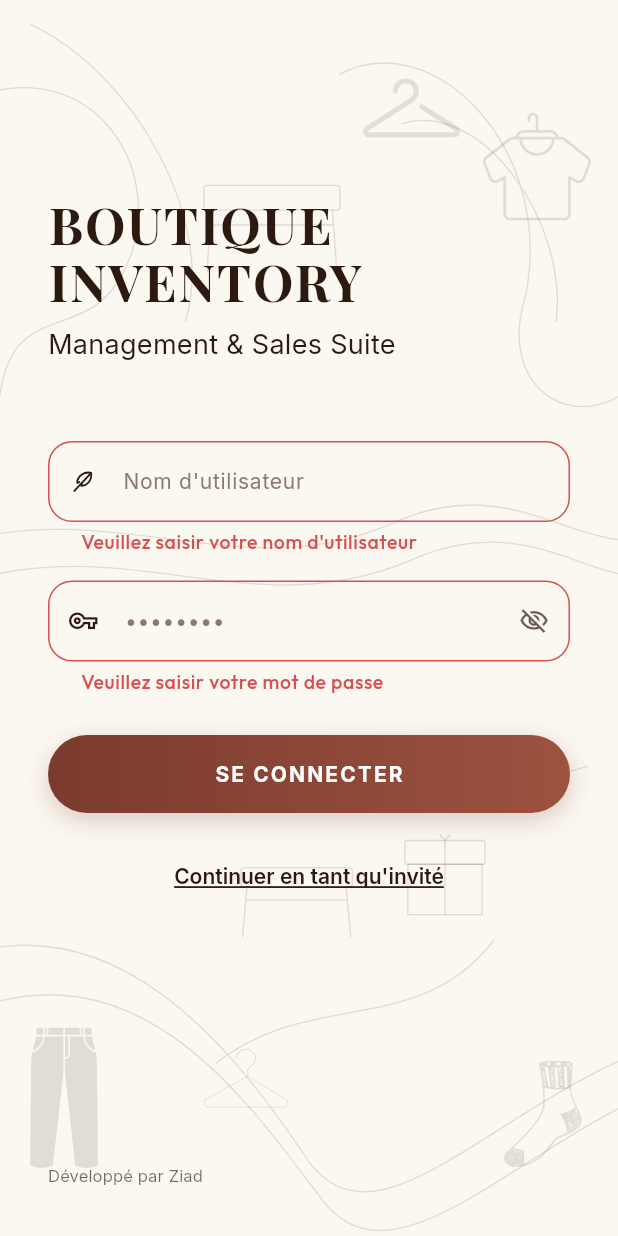
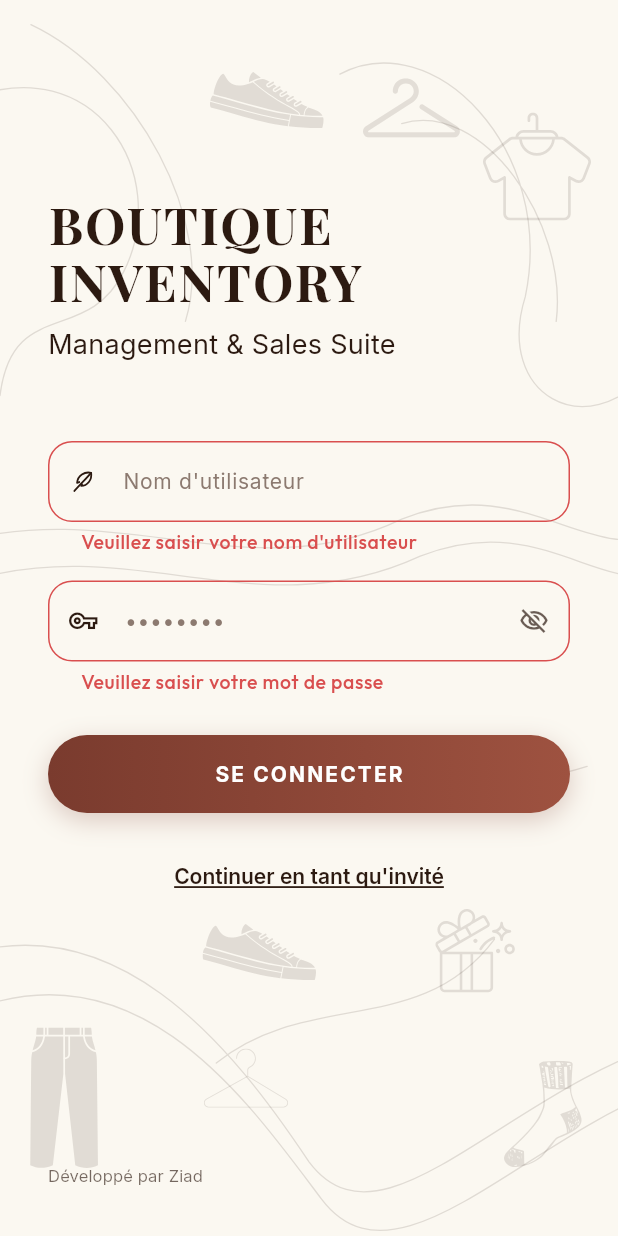
Before and after one commit to myopenducks/Yacine-Halab, a Flutter app: the screen it shows after launch, after a tap on "SE CONNECTER", on a phone screen of 412 x 824 dp. Run offline on Flutter 3.47's test engine with Material 3 defaults, Android fonts, the phone set to English and light mode, and no system bars; our stand-ins replace dio, flutter_riverpod, flutter_secure_storage, flutter_svg, go_router, google_fonts and 2 more.

Commit message:
feat(ui): replace code tables & giftboxes with Vector (3) & Vector (4) SVGs

```diff
--- a/clothing-store/mobile/lib/features/auth/presentation/login_screen.dart
+++ b/clothing-store/mobile/lib/features/auth/presentation/login_screen.dart
@@ -98,6 +98,26 @@ class _LoginScreenState extends ConsumerState<LoginScreen> {
             ),
           ),
 
+          // Top-center authentic boutique table SVG (Vector (4).svg)
+          Positioned(
+            top: 48,
+            left: 140,
+            child: IgnorePointer(
+              child: Opacity(
+                opacity: 0.12,
+                child: SvgPicture.asset(
+                  'assets/icon/Vector (4).svg',
+                  width: 76,
+                  height: 38,
+                  colorFilter: const ColorFilter.mode(
+                    _deepEspresso,
+                    BlendMode.srcIn,
+                  ),
+                ),
+              ),
+            ),
+          ),
+
           // Top-right boutique garment SVG
           Positioned(
             top: 75,
@@ -129,6 +149,46 @@ class _LoginScreenState extends ConsumerState<LoginScreen> {
                   'assets/icon/Group (1).svg',
                   width: 65,
                   height: 40,
+                  colorFilter: const ColorFilter.mode(
+                    _deepEspresso,
+                    BlendMode.srcIn,
+                  ),
+                ),
+              ),
+            ),
+          ),
+
+          // Middle authentic boutique table SVG (Vector (4).svg)
+          Positioned(
+            bottom: 170,
+            left: 135,
+            child: IgnorePointer(
+              child: Opacity(
+                opacity: 0.12,
+                child: SvgPicture.asset(
+                  'assets/icon/Vector (4).svg',
+                  width: 76,
+                  height: 38,
+                  colorFilter: const ColorFilter.mode(
+                    _deepEspresso,
+                    BlendMode.srcIn,
+                  ),
+                ),
+              ),
+            ),
+          ),
+
+          // Middle authentic boutique gift box SVG (Vector (3).svg)
+          Positioned(
+            bottom: 162,
+            right: 68,
+            child: IgnorePointer(
+              child: Opacity(
+                opacity: 0.12,
+                child: SvgPicture.asset(
+                  'assets/icon/Vector (3).svg',
+                  width: 54,
+                  height: 56,
                   colorFilter: const ColorFilter.mode(
                     _deepEspresso,
                     BlendMode.srcIn,
--- a/clothing-store/mobile/lib/features/auth/presentation/widgets/boutique_background_painter.dart
+++ b/clothing-store/mobile/lib/features/auth/presentation/widgets/boutique_background_painter.dart
@@ -1,7 +1,7 @@
 import 'package:flutter/material.dart';
 
-/// CustomPainter drawing rich, luxurious boutique flourishes (زخرفة),
-/// flowing contour curves, display tables, and interconnected decorative arcs.
+/// CustomPainter drawing solely the elegant, flowing boutique flourish lines (خطوط الزخرفة)
+/// framing the composition with delicate, curved contour ribbons.
 class BoutiqueBackgroundPainter extends CustomPainter {
   const BoutiqueBackgroundPainter({
     this.strokeColor = const Color(0xFF2C1A11),
@@ -24,7 +24,7 @@ class BoutiqueBackgroundPainter extends CustomPainter {
     final h = size.height;
 
     // ─────────────────────────────────────────────────────────────
-    // 1. TOP & HEADER ORNAMENTAL FLOURISHES (زخرفة علوية)
+    // 1. TOP & HEADER FLOURISH CURVES (زخرفة علوية انسيابية)
     // ─────────────────────────────────────────────────────────────
 
     // Top-left cascading decorative swirl arc
@@ -36,26 +36,7 @@ class BoutiqueBackgroundPainter extends CustomPainter {
       ..cubicTo(w * 0.22, h * 0.06, w * 0.35, h * 0.18, w * 0.30, h * 0.26);
     canvas.drawPath(pTopLeft, paint);
 
-    // Top Center Table / Display Bench
-    final tableTop = Rect.fromCenter(
-      center: Offset(w * 0.44, h * 0.16),
-      width: w * 0.22,
-      height: h * 0.020,
-    );
-    canvas.drawRRect(
-      RRect.fromRectAndRadius(tableTop, const Radius.circular(2)),
-      paint,
-    );
-    final pTableLegs = Path()
-      ..moveTo(tableTop.left + 5, tableTop.bottom)
-      ..lineTo(tableTop.left + 2, tableTop.bottom + h * 0.050)
-      ..moveTo(tableTop.right - 5, tableTop.bottom)
-      ..lineTo(tableTop.right - 2, tableTop.bottom + h * 0.050)
-      ..moveTo(tableTop.left + 4, tableTop.bottom + h * 0.012)
-      ..lineTo(tableTop.right - 4, tableTop.bottom + h * 0.012);
-    canvas.drawPath(pTableLegs, paint);
-
-    // Top-right flowing decorative waves framing title
+    // Top-right flowing decorative waves framing the title
     final pTopRightWave = Path()
       ..moveTo(w * 0.55, h * 0.06)
       ..cubicTo(w * 0.70, h * 0.02, w * 0.90, h * 0.12, w * 0.85, h * 0.24)
@@ -65,7 +46,7 @@ class BoutiqueBackgroundPainter extends CustomPainter {
     canvas.drawPath(pTopRightWave, paint);
 
     // ─────────────────────────────────────────────────────────────
-    // 2. MID-SECTION INTERCONNECTING RIBBONS & ARCS (زخرفة وسطى)
+    // 2. MID-SECTION INTERCONNECTING RIBBONS (زخرفة وسطى)
     // ─────────────────────────────────────────────────────────────
 
     // Sweeping luxury ribbon behind title and above inputs
@@ -79,31 +60,8 @@ class BoutiqueBackgroundPainter extends CustomPainter {
     canvas.drawPath(pMidRibbon, paint);
 
     // ─────────────────────────────────────────────────────────────
-    // 3. BOTTOM SECTION DECORATIVE CONTOURS & VIGNETTES (زخرفة سفلية)
+    // 3. BOTTOM SECTION DECORATIVE CONTOURS (زخرفة سفلية)
     // ─────────────────────────────────────────────────────────────
-
-    // Center Display Table (below buttons)
-    final tableBottom = Rect.fromCenter(
-      center: Offset(w * 0.48, h * 0.71),
-      width: w * 0.18,
-      height: h * 0.016,
-    );
-    canvas.drawRRect(
-      RRect.fromRectAndRadius(tableBottom, const Radius.circular(2)),
-      paint,
-    );
-    final pTableBtmLegs = Path()
-      ..moveTo(tableBottom.left + 4, tableBottom.bottom)
-      ..lineTo(tableBottom.left + 1, tableBottom.bottom + h * 0.040)
-      ..moveTo(tableBottom.right - 4, tableBottom.bottom)
-      ..lineTo(tableBottom.right - 1, tableBottom.bottom + h * 0.040)
-      ..moveTo(tableBottom.left + 3, tableBottom.bottom + h * 0.010)
-      ..lineTo(tableBottom.right - 3, tableBottom.bottom + h * 0.010);
-    canvas.drawPath(pTableBtmLegs, paint);
-
-    // Gift Box with ribbon beside the table
-    final giftBoxBtm = Rect.fromLTWH(w * 0.66, h * 0.68, w * 0.12, h * 0.060);
-    _drawGiftBox(canvas, paint, giftBoxBtm);
 
     // Multi-tier intertwining ornamental flourish curves at bottom
     final pBottomFlourish = Path()
@@ -114,7 +72,7 @@ class BoutiqueBackgroundPainter extends CustomPainter {
       ..moveTo(-w * 0.06, h * 0.82)
       ..cubicTo(w * 0.22, h * 0.76, w * 0.40, h * 0.89, w * 0.52, h * 0.97)
       ..cubicTo(w * 0.64, h * 1.05, w * 0.85, h * 0.92, w * 1.08, h * 0.88)
-      // Third ambient flourish loop
+      // Third ambient flourish loops
       ..moveTo(w * 0.30, h * 0.65)
       ..cubicTo(w * 0.45, h * 0.60, w * 0.70, h * 0.66, w * 0.95, h * 0.62)
       ..moveTo(w * 0.35, h * 0.86)
@@ -122,51 +80,6 @@ class BoutiqueBackgroundPainter extends CustomPainter {
     canvas.drawPath(pBottomFlourish, paint);
   }
 
-  void _drawGiftBox(Canvas canvas, Paint paint, Rect rect) {
-    final lid = Rect.fromLTWH(
-      rect.left - 2,
-      rect.top,
-      rect.width + 4,
-      rect.height * 0.32,
-    );
-    canvas.drawRRect(
-      RRect.fromRectAndRadius(lid, const Radius.circular(1.5)),
-      paint,
-    );
-
-    final base = Rect.fromLTWH(
-      rect.left,
-      lid.bottom,
-      rect.width,
-      rect.height * 0.68,
-    );
-    canvas.drawRect(base, paint);
-
-    final ribbonX = rect.left + rect.width * 0.5;
-    canvas.drawPath(
-      Path()
-        ..moveTo(ribbonX, rect.top)
-        ..lineTo(ribbonX, rect.bottom),
-      paint,
-    );
-    final pBow = Path()
-      ..moveTo(ribbonX, rect.top)
-      ..quadraticBezierTo(
-        ribbonX - 5,
-        rect.top - 6,
-        ribbonX - 2,
-        rect.top - 2,
-      )
-      ..moveTo(ribbonX, rect.top)
-      ..quadraticBezierTo(
-        ribbonX + 5,
-        rect.top - 6,
-        ribbonX + 2,
-        rect.top - 2,
-      );
-    canvas.drawPath(pBow, paint);
-  }
-
   @override
   bool shouldRepaint(covariant BoutiqueBackgroundPainter oldDelegate) => false;
 }
```
Also changed, not shown: clothing-store/mobile/assets/icon/Vector (3).svg (added), clothing-store/mobile/assets/icon/Vector (4).svg (added).
